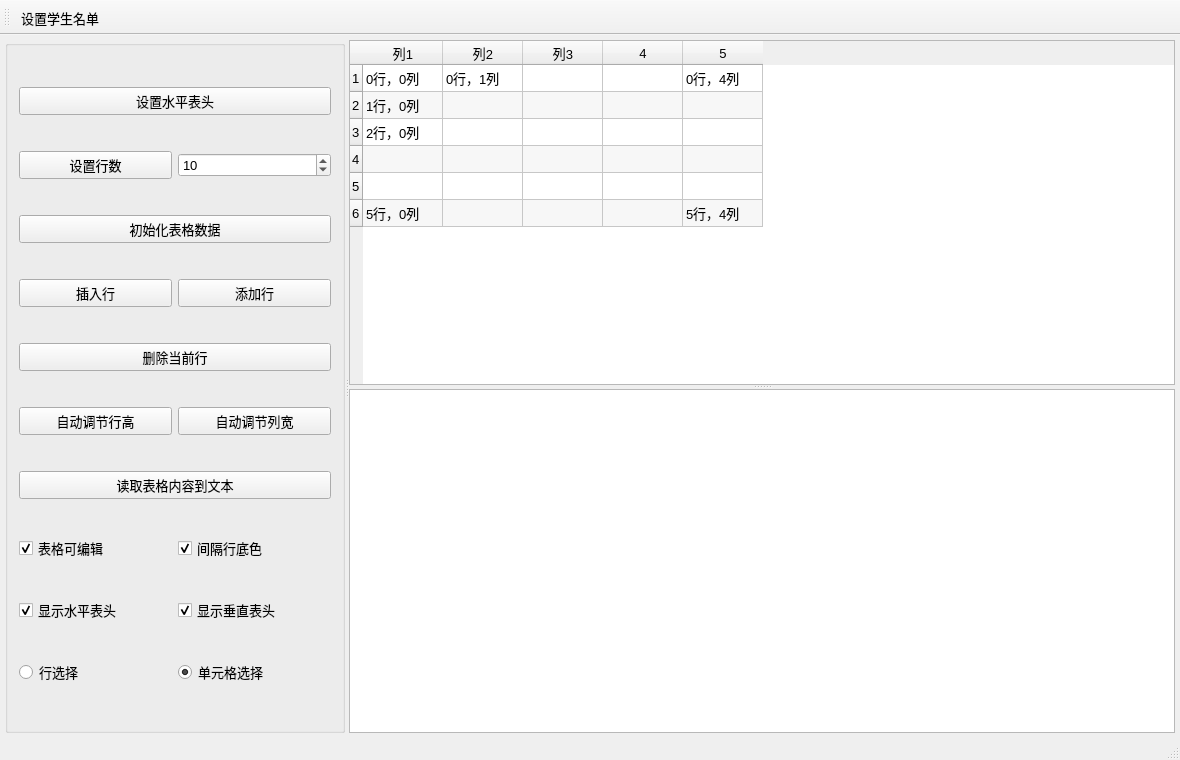
Before: the Qt Designer form samp4_13TableWidget/samp4_13TableWidget/mainwindow.ui in taipy524/Qtcourse, drawn with Qt 5.
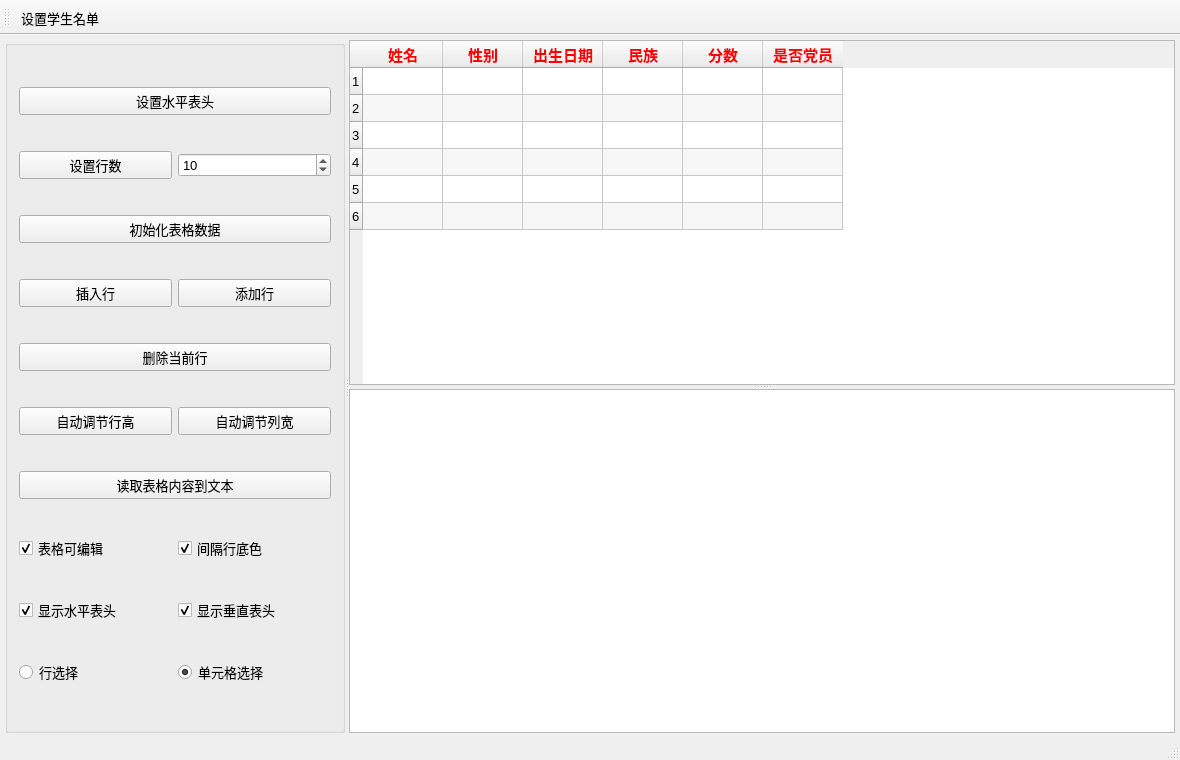
After: the same form once the commit is applied. Icons and pictures are not drawn.

Commit message: 作业二：初始表格清空占位单元格，预设6个红粗体表头

Diff of the .ui file:
```diff
--- a/samp4_13TableWidget/samp4_13TableWidget/mainwindow.ui
+++ b/samp4_13TableWidget/samp4_13TableWidget/mainwindow.ui
@@ -237,7 +237,7 @@
          <number>6</number>
         </property>
         <property name="columnCount">
-         <number>5</number>
+         <number>6</number>
         </property>
         <attribute name="horizontalHeaderVisible">
          <bool>true</bool>
@@ -258,57 +258,125 @@
         <row/>
         <row/>
         <column>
+         <property name="font">
+          <font>
+           <bold>true</bold>
+           <pointsize>11</pointsize>
+          </font>
+         </property>
+         <property name="foreground">
+          <brush brushstyle="SolidPattern">
+           <color alpha="255">
+            <red>255</red>
+            <green>0</green>
+            <blue>0</blue>
+           </color>
+          </brush>
+         </property>
          <property name="text">
-          <string>列1</string>
+          <string>姓名</string>
          </property>
         </column>
         <column>
+         <property name="font">
+          <font>
+           <bold>true</bold>
+           <pointsize>11</pointsize>
+          </font>
+         </property>
+         <property name="foreground">
+          <brush brushstyle="SolidPattern">
+           <color alpha="255">
+            <red>255</red>
+            <green>0</green>
+            <blue>0</blue>
+           </color>
+          </brush>
+         </property>
          <property name="text">
-          <string>列2</string>
+          <string>性别</string>
          </property>
         </column>
         <column>
+         <property name="font">
+          <font>
+           <bold>true</bold>
+           <pointsize>11</pointsize>
+          </font>
+         </property>
+         <property name="foreground">
+          <brush brushstyle="SolidPattern">
+           <color alpha="255">
+            <red>255</red>
+            <green>0</green>
+            <blue>0</blue>
+           </color>
+          </brush>
+         </property>
          <property name="text">
-          <string>列3</string>
+          <string>出生日期</string>
          </property>
         </column>
-        <column/>
-        <column/>
-        <item row="0" column="0">
-         <property name="text">
-          <string>0行，0列</string>
+        <column>
+         <property name="font">
+          <font>
+           <bold>true</bold>
+           <pointsize>11</pointsize>
+          </font>
          </property>
-        </item>
-        <item row="0" column="1">
-         <property name="text">
-          <string>0行，1列</string>
+         <property name="foreground">
+          <brush brushstyle="SolidPattern">
+           <color alpha="255">
+            <red>255</red>
+            <green>0</green>
+            <blue>0</blue>
+           </color>
+          </brush>
          </property>
-        </item>
-        <item row="0" column="4">
          <property name="text">
-          <string>0行，4列</string>
+          <string>民族</string>
          </property>
-        </item>
-        <item row="1" column="0">
-         <property name="text">
-          <string>1行，0列</string>
+        </column>
+        <column>
+         <property name="font">
+          <font>
+           <bold>true</bold>
+           <pointsize>11</pointsize>
+          </font>
          </property>
-        </item>
-        <item row="2" column="0">
-         <property name="text">
-          <string>2行，0列</string>
+         <property name="foreground">
+          <brush brushstyle="SolidPattern">
+           <color alpha="255">
+            <red>255</red>
+            <green>0</green>
+            <blue>0</blue>
+           </color>
+          </brush>
          </property>
-        </item>
-        <item row="5" column="0">
          <property name="text">
-          <string>5行，0列</string>
+          <string>分数</string>
          </property>
-        </item>
-        <item row="5" column="4">
+        </column>
+        <column>
+         <property name="font">
+          <font>
+           <bold>true</bold>
+           <pointsize>11</pointsize>
+          </font>
+         </property>
+         <property name="foreground">
+          <brush brushstyle="SolidPattern">
+           <color alpha="255">
+            <red>255</red>
+            <green>0</green>
+            <blue>0</blue>
+           </color>
+          </brush>
+         </property>
          <property name="text">
-          <string>5行，4列</string>
+          <string>是否党员</string>
          </property>
-        </item>
+        </column>
        </widget>
        <widget class="QPlainTextEdit" name="textEdit"/>
       </widget>
```
